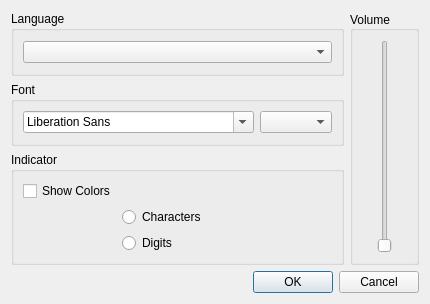
mehdioa/qtmind, file src/preferences.ui: the form before one commit.
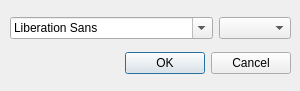
The form after the commit.

Patch:
```diff
--- a/src/preferences.ui
+++ b/src/preferences.ui
@@ -6,49 +6,24 @@
    <rect>
     <x>0</x>
     <y>0</y>
-    <width>386</width>
-    <height>304</height>
+    <width>300</width>
+    <height>91</height>
    </rect>
   </property>
   <property name="windowTitle">
    <string notr="true"/>
   </property>
-  <layout class="QVBoxLayout" name="verticalLayout_2">
-   <item>
-    <layout class="QHBoxLayout" name="horizontalLayout_2">
-     <item>
+  <widget class="QWidget" name="layoutWidget">
+   <property name="geometry">
+    <rect>
+     <x>10</x>
+     <y>10</y>
+     <width>281</width>
+     <height>71</height>
+    </rect>
+   </property>
       <layout class="QVBoxLayout" name="verticalLayout">
        <item>
-        <widget class="QGroupBox" name="groupBox">
-         <property name="sizePolicy">
-          <sizepolicy hsizetype="Expanding" vsizetype="Preferred">
-           <horstretch>0</horstretch>
-           <verstretch>0</verstretch>
-          </sizepolicy>
-         </property>
-         <property name="title">
-          <string>Language</string>
-         </property>
-         <layout class="QVBoxLayout" name="verticalLayout_3">
-          <item>
-           <widget class="QComboBox" name="languageComboBox"/>
-          </item>
-         </layout>
-        </widget>
-       </item>
-       <item>
-        <widget class="QGroupBox" name="groupBox_2">
-         <property name="sizePolicy">
-          <sizepolicy hsizetype="Expanding" vsizetype="Preferred">
-           <horstretch>0</horstretch>
-           <verstretch>0</verstretch>
-          </sizepolicy>
-         </property>
-         <property name="title">
-          <string>Font</string>
-         </property>
-         <layout class="QVBoxLayout" name="verticalLayout_4">
-          <item>
            <layout class="QHBoxLayout" name="horizontalLayout">
             <item>
              <widget class="QFontComboBox" name="fontComboBox"/>
@@ -62,88 +37,8 @@
             </item>
            </layout>
           </item>
-         </layout>
-        </widget>
-       </item>
        <item>
-        <widget class="QGroupBox" name="groupBox_4">
-         <property name="sizePolicy">
-          <sizepolicy hsizetype="Expanding" vsizetype="Preferred">
-           <horstretch>0</horstretch>
-           <verstretch>0</verstretch>
-          </sizepolicy>
-         </property>
-         <property name="title">
-          <string>Indicator</string>
-         </property>
-         <layout class="QFormLayout" name="formLayout">
-          <item row="0" column="0">
-           <widget class="QCheckBox" name="showColorsCheckBox">
-            <property name="text">
-             <string>Show Colors</string>
-            </property>
-           </widget>
-          </item>
-          <item row="2" column="1">
-           <widget class="QRadioButton" name="characterRadioButton">
-            <property name="text">
-             <string>Characters</string>
-            </property>
-           </widget>
-          </item>
-          <item row="3" column="1">
-           <widget class="QRadioButton" name="digitRadioButton">
-            <property name="text">
-             <string>Digits</string>
-            </property>
-           </widget>
-          </item>
-         </layout>
-        </widget>
-       </item>
-      </layout>
-     </item>
-     <item>
-      <widget class="QGroupBox" name="groupBox_3">
-       <property name="sizePolicy">
-        <sizepolicy hsizetype="Preferred" vsizetype="Expanding">
-         <horstretch>0</horstretch>
-         <verstretch>0</verstretch>
-        </sizepolicy>
-       </property>
-       <property name="title">
-        <string>Volume</string>
-       </property>
-       <property name="alignment">
-        <set>Qt::AlignLeading|Qt::AlignLeft|Qt::AlignVCenter</set>
-       </property>
-       <layout class="QHBoxLayout" name="horizontalLayout_3">
-        <item>
-         <widget class="QSlider" name="volumeVerticalSlider">
-          <property name="sizePolicy">
-           <sizepolicy hsizetype="Fixed" vsizetype="Expanding">
-            <horstretch>0</horstretch>
-            <verstretch>0</verstretch>
-           </sizepolicy>
-          </property>
-          <property name="maximum">
-           <number>100</number>
-          </property>
-          <property name="value">
-           <number>0</number>
-          </property>
-          <property name="orientation">
-           <enum>Qt::Vertical</enum>
-          </property>
-         </widget>
-        </item>
-       </layout>
-      </widget>
-     </item>
-    </layout>
-   </item>
-   <item>
-    <layout class="QHBoxLayout" name="horizontalLayout_4">
+     <layout class="QHBoxLayout" name="horizontalLayout_2">
      <item>
       <spacer name="horizontalSpacer">
        <property name="orientation">
@@ -167,6 +62,7 @@
     </layout>
    </item>
   </layout>
+  </widget>
  </widget>
  <resources/>
  <connections/>
```
Left out of the diff: 3 changed lines with no effect on the pictures. Lines whose indentation alone changed are shown as unchanged.
